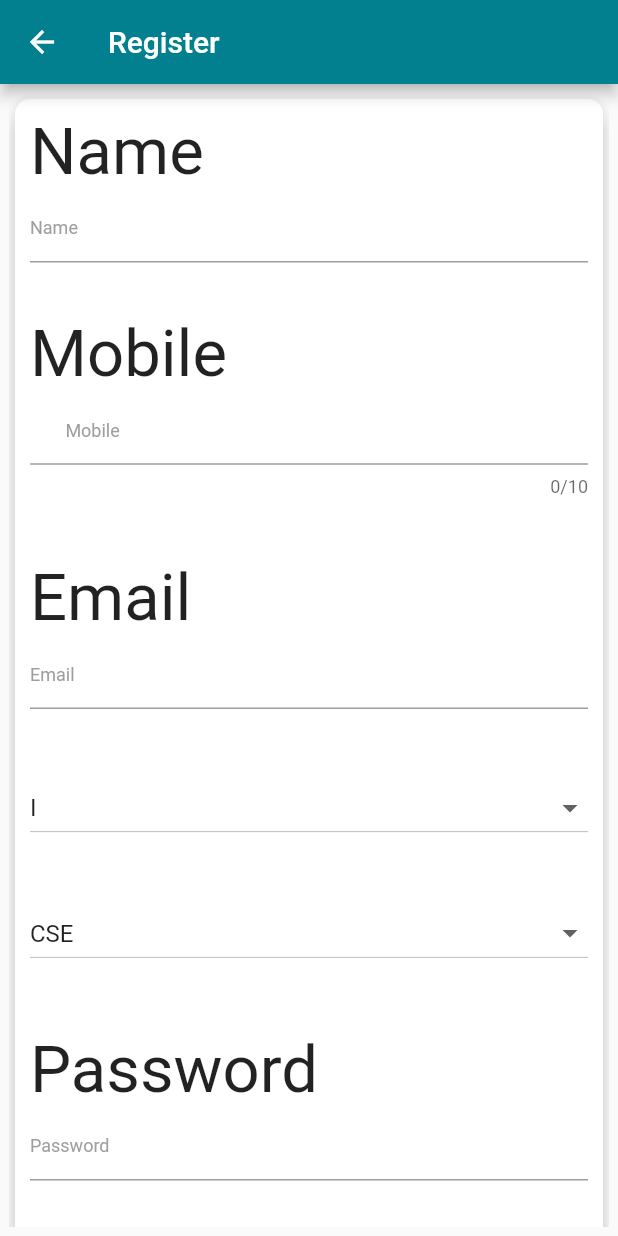
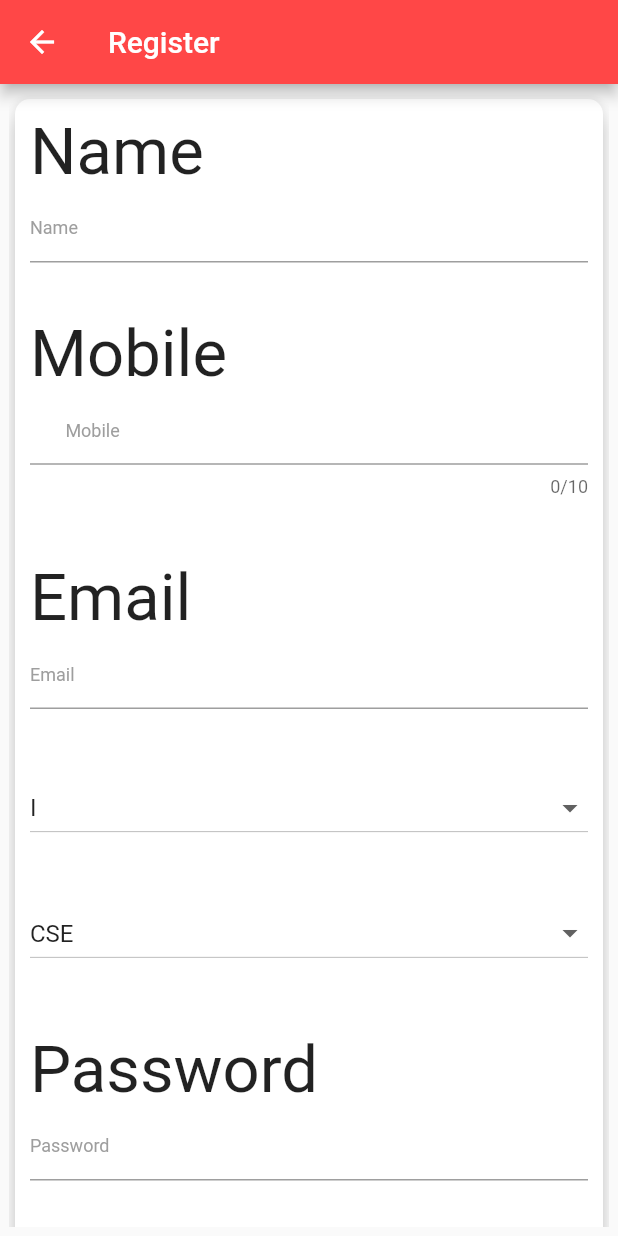
Before and after one commit to suryakamalog/Club-Event-Management, a Flutter app: the screen it shows after launch, after a tap on "SignUp", on a phone screen of 412 x 824 dp. Run offline on Flutter 3.47's test engine with Material 2 defaults, Android fonts, the phone set to English and light mode, and no system bars; our stand-ins replace cloud_firestore, firebase_auth, firebase_core, firebase_database, flutter_datetime_picker, flutter_screenutil and 3 more; missing offline and left inert: flutter_barcode_scanner; accounts and stored records are empty; network calls fail; Roboto replaces fonts that are missing (Poppins-Medium).

Commit message:
ui tweak

```diff
--- a/lib/loginPage.dart
+++ b/lib/loginPage.dart
@@ -1,15 +1,12 @@
 import 'package:event/ui/userDashboard.dart';
 import 'package:event/ui/adminDashboard.dart';
-import 'package:event/ui/userProfilePage.dart';
 import 'package:flutter/material.dart';
 import 'package:firebase_auth/firebase_auth.dart';
 import 'package:cloud_firestore/cloud_firestore.dart';
 import 'package:shared_preferences/shared_preferences.dart';
 import 'package:flutter_screenutil/flutter_screenutil.dart';
 import 'signUp.dart';
-import 'utils/Constants.dart';
 import 'dart:io';
-import 'ui/userQR.dart';
 
 final FirebaseAuth _auth = FirebaseAuth.instance;
 
@@ -105,7 +102,7 @@ class _LoginPageState extends State<LoginPage> {
         onWillPop: _onWillPop,
         child: Scaffold(
           appBar: AppBar(
-            backgroundColor: Color(0xff028090),
+            backgroundColor: Color(0xFFFF4747),
             title: Text('Welcome'),
           ),
           body: Padding(
@@ -124,10 +121,10 @@ class _LoginPageState extends State<LoginPage> {
                           mainAxisAlignment: MainAxisAlignment.start,
                           crossAxisAlignment: CrossAxisAlignment.start,
                           children: <Widget>[
-                            Text("Email",
-                                style: TextStyle(
-                                    fontFamily: "Poppins-Medium",
-                                    fontSize: ScreenUtil().setSp(38))),
+                            // Text("Email",
+                            //     style: TextStyle(
+                            //         fontFamily: "Poppins-Medium",
+                            //         fontSize: ScreenUtil().setSp(45))),
                             TextField(
                               keyboardType: TextInputType.emailAddress,
                               controller: emailController,
@@ -139,20 +136,39 @@ class _LoginPageState extends State<LoginPage> {
                                 });
                               },
                               decoration: InputDecoration(
-                                  errorText: validateEmail
-                                      ? "Email can\'t be empty"
-                                      : null,
+                                  prefixIcon: Icon(
+                                    Icons.mail_outline,
+                                    color: Colors.grey,
+                                  ),
+                                  filled: true,
+                                  fillColor: Colors.white70,
+                                  enabledBorder: OutlineInputBorder(
+                                    borderRadius:
+                                        BorderRadius.all(Radius.circular(20.0)),
+                                    borderSide: BorderSide(
+                                      color: Colors.red,
+                                    ),
+                                  ),
+                                  focusedBorder: OutlineInputBorder(
+                                    borderRadius:
+                                        BorderRadius.all(Radius.circular(20.0)),
+                                    borderSide:
+                                        BorderSide(color: Colors.red, width: 2),
+                                  ),
+                                  // errorText: validateEmail
+                                  //     ? "Email can\'t be empty"
+                                  //     : null,
                                   hintText: "Email",
                                   hintStyle: TextStyle(
-                                      color: Colors.grey, fontSize: 12.0)),
+                                      color: Colors.grey, fontSize: 15.0)),
                             ),
                             SizedBox(
                               height: ScreenUtil().setHeight(35),
                             ),
-                            Text("Password",
-                                style: TextStyle(
-                                    fontFamily: "Poppins-Medium",
-                                    fontSize: ScreenUtil().setSp(38))),
+                            // Text("Password",
+                            //     style: TextStyle(
+                            //         fontFamily: "Poppins-Medium",
+                            //         fontSize: ScreenUtil().setSp(45))),
                             Padding(
                               padding: const EdgeInsets.only(bottom: 20.0),
                               child: TextField(
@@ -166,26 +182,46 @@ class _LoginPageState extends State<LoginPage> {
                                 controller: passwordController,
                                 obscureText: true,
                                 decoration: InputDecoration(
-                                    errorText: validatePassword
-                                        ? "Password can\'t be empty"
-                                        : null,
+                                    prefixIcon: Icon(
+                                      Icons.lock,
+                                      color: Colors.grey,
+                                    ),
+                                    filled: true,
+                                    fillColor: Colors.white70,
+                                    enabledBorder: OutlineInputBorder(
+                                      borderRadius: BorderRadius.all(
+                                          Radius.circular(20.0)),
+                                      borderSide: BorderSide(color: Colors.red),
+                                    ),
+                                    focusedBorder: OutlineInputBorder(
+                                      borderRadius: BorderRadius.all(
+                                          Radius.circular(20.0)),
+                                      borderSide: BorderSide(
+                                          color: Colors.red, width: 2),
+                                    ),
+                                    // errorText: validatePassword
+                                    //     ? "Password can\'t be empty"
+                                    //     : null,
                                     hintText: "Password",
                                     hintStyle: TextStyle(
-                                        color: Colors.grey, fontSize: 12.0)),
+                                        color: Colors.grey, fontSize: 15.0)),
                               ),
                             ),
                             SizedBox(
                               height: ScreenUtil().setHeight(40),
                             ),
                             Center(
-                                child: FlatButton(
-                              color: Colors.blue,
+                                child: RaisedButton(
+                              shape: RoundedRectangleBorder(
+                                  borderRadius: BorderRadius.circular(18.0),
+                                  side: BorderSide(color: Colors.red)),
+                              color: Colors.red,
                               textColor: Colors.white,
                               padding: EdgeInsets.all(8.0),
-                              splashColor: Colors.blueAccent,
+                              splashColor: Colors.white,
                               onPressed: this.click,
                               child: Text(
-                                "Submit",
+                                "Login",
                                 style: TextStyle(fontSize: 20.0),
                               ),
                             ))
@@ -204,7 +240,7 @@ class _LoginPageState extends State<LoginPage> {
                                   "New User? ",
                                   style: TextStyle(
                                     fontFamily: "Poppins-Medium",
-                                    fontSize: 15.0,
+                                    fontSize: 18.0,
                                   ),
                                 ),
                                 InkWell(
@@ -217,9 +253,9 @@ class _LoginPageState extends State<LoginPage> {
                                   },
                                   child: Text("SignUp",
                                       style: TextStyle(
-                                          color: Color(0xFF5d74e3),
+                                          color: Colors.red,
                                           fontFamily: "Poppins-Bold",
-                                          fontSize: 15.0)),
+                                          fontSize: 18.0)),
                                 ),
                               ])))
                 ],
--- a/lib/main.dart
+++ b/lib/main.dart
@@ -22,7 +22,6 @@ class _MyAppState extends State<MyApp> {
           primarySwatch: Colors.blue,
           visualDensity: VisualDensity.adaptivePlatformDensity,
         ),
-        home: LoginPage() //Dashboard() //LoginPage(),
-        );
+        home: LoginPage());
   }
 }
--- a/lib/signUp.dart
+++ b/lib/signUp.dart
@@ -3,7 +3,6 @@ import 'package:flutter/material.dart';
 import 'package:flutter_screenutil/flutter_screenutil.dart';
 import 'package:firebase_auth/firebase_auth.dart';
 import 'package:cloud_firestore/cloud_firestore.dart';
-import 'package:qr_flutter/qr_flutter.dart';
 
 final FirebaseAuth _auth = FirebaseAuth.instance;
 
@@ -99,7 +98,7 @@ class _SignUpState extends State<SignUp> {
     ScreenUtil.init(context);
     return Scaffold(
       appBar: AppBar(
-        backgroundColor: Color(0xff028090),
+        backgroundColor: Color(0xFFFF4747),
         title: Text('Register'),
       ),
       body: Padding(
@@ -259,10 +258,12 @@ class _SignUpState extends State<SignUp> {
                             controller: confirmPasswordController,
                             obscureText: true,
                             decoration: InputDecoration(
-                                errorText: passwordController.text !=
-                                        confirmPasswordController.text
-                                    ? "Password does not match"
-                                    : null,
+                                errorText:
+                                    confirmPasswordController.text.isNotEmpty &&
+                                            passwordController.text !=
+                                                confirmPasswordController.text
+                                        ? "Password does not match"
+                                        : null,
                                 hintText: "Confirm Password",
                                 hintStyle: TextStyle(
                                     color: Colors.grey, fontSize: 12.0)),
@@ -272,14 +273,17 @@ class _SignUpState extends State<SignUp> {
                           height: ScreenUtil().setHeight(40),
                         ),
                         Center(
-                            child: FlatButton(
-                          color: Colors.blue,
+                            child: RaisedButton(
+                          shape: RoundedRectangleBorder(
+                              borderRadius: BorderRadius.circular(18.0),
+                              side: BorderSide(color: Colors.red)),
+                          color: Colors.red,
                           textColor: Colors.white,
                           padding: EdgeInsets.all(8.0),
-                          splashColor: Colors.blueAccent,
+                          splashColor: Colors.white,
                           onPressed: this.click,
                           child: Text(
-                            "Submit",
+                            "SignUp",
                             style: TextStyle(fontSize: 20.0),
                           ),
                         ))
--- a/lib/ui/userEventRegCard.dart
+++ b/lib/ui/userEventRegCard.dart
@@ -1,5 +1,5 @@
+import 'package:flutter/material.dart';
 import 'package:firebase_database/firebase_database.dart';
-import 'package:flutter/material.dart';
 
 final databaseReference = FirebaseDatabase.instance.reference();
 
--- a/lib/ui/userEventRegList.dart
+++ b/lib/ui/userEventRegList.dart
@@ -1,6 +1,5 @@
 import 'package:cloud_firestore/cloud_firestore.dart';
 import 'package:event/ui/userEventRegCard.dart';
-import 'package:event/utils/eventDatabase.dart';
 import 'package:flutter/material.dart';
 
 class UserEventRegList extends StatefulWidget {
@@ -34,7 +33,7 @@ class _UserEventRegListState extends State<UserEventRegList> {
   Widget build(BuildContext context) {
     return Scaffold(
       appBar: AppBar(
-        backgroundColor: Color(0xff028090),
+        backgroundColor: Color(0xFFFF4747),
         title: Text('Registered Events'),
       ),
       body: ListView.builder(
--- a/lib/utils/eventPost.dart
+++ b/lib/utils/eventPost.dart
@@ -1,8 +1,8 @@
+import 'package:flutter/material.dart';
 import 'package:firebase_auth/firebase_auth.dart';
 import 'package:firebase_database/firebase_database.dart';
-import 'package:flutter/material.dart';
+import 'package:fluttertoast/fluttertoast.dart';
 import 'eventDatabase.dart';
-import 'package:fluttertoast/fluttertoast.dart';
 
 class EventPost {
   String name;
```
Also changed, not shown: lib/ui/adminDashboard.dart (+46 -39 lines), lib/ui/adminPostPage.dart (+26 -13 lines), lib/ui/attendeeCard.dart (+8 -3 lines), lib/ui/postInfoCard.dart (+11 -9 lines), lib/ui/regUserList.dart (+10 -7 lines), lib/ui/userDashboard.dart (+30 -36 lines), lib/ui/userProfilePage.dart (+5 -5 lines), lib/utils/CommonData.dart (deleted, +0 -15 lines), lib/utils/Constants.dart (deleted, +0 -10 lines).
